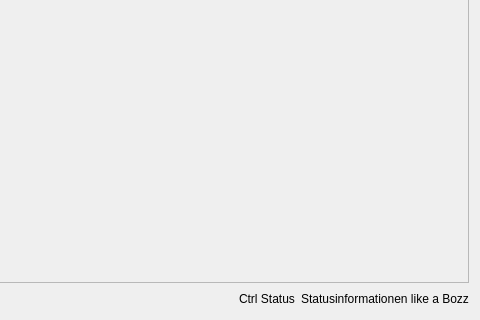
Before: the Qt Designer form ui/tab_interpretation.ui in jopohl/urh, drawn with Qt 5; both pictures show x 151 to 631 and y 241 to 561 of the 631 by 561 pixel window.
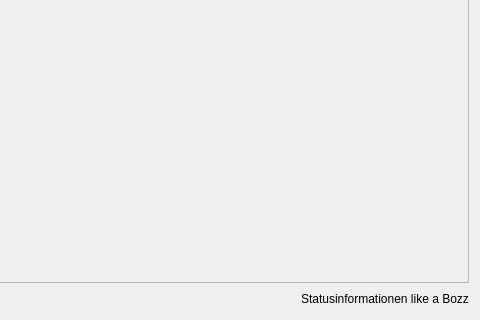
After: the same form once the commit is applied. Custom widgets are drawn as their Qt base class.

```diff
--- a/ui/tab_interpretation.ui
+++ b/ui/tab_interpretation.ui
@@ -80,13 +80,6 @@
        </property>
       </spacer>
      </item>
-     <item>
-      <widget class="QLabel" name="lCtrlStatus">
-       <property name="text">
-        <string>Ctrl Status</string>
-       </property>
-      </widget>
-     </item>
      <item>
       <widget class="QLabel" name="lShiftStatus">
        <property name="text">
```
Left out of the diff: 4 changed lines with no effect on the pictures.
